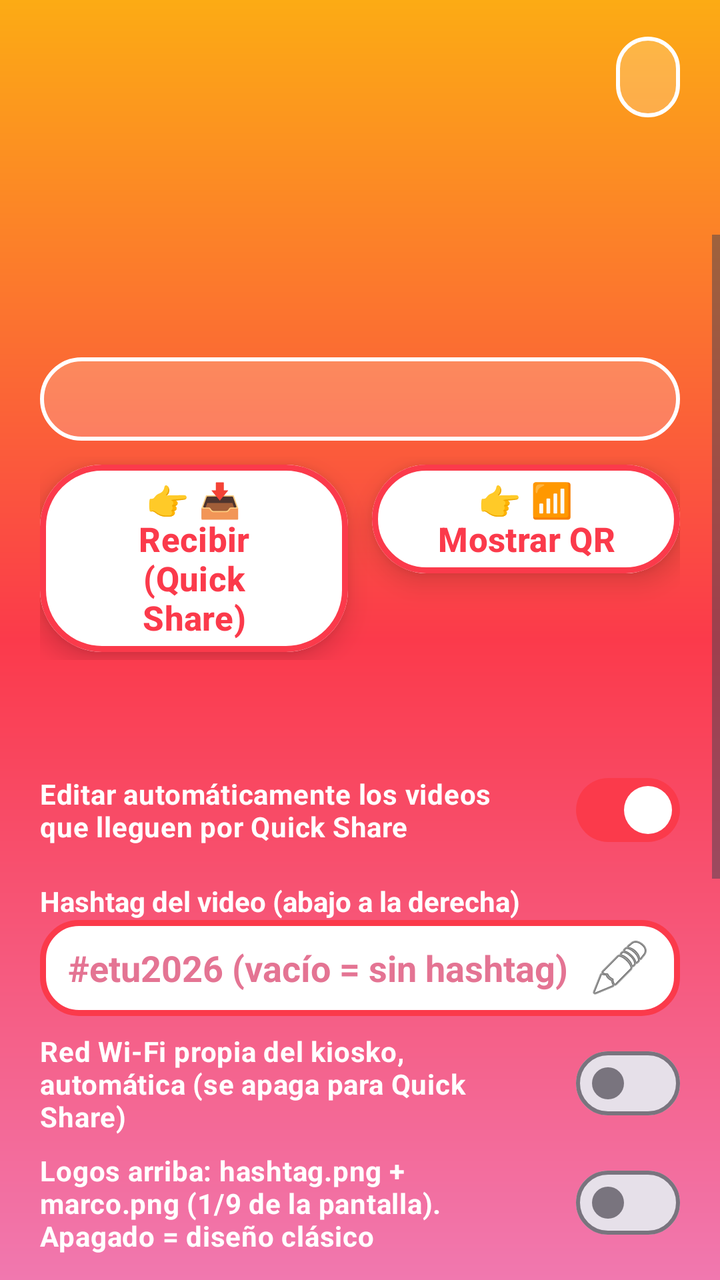
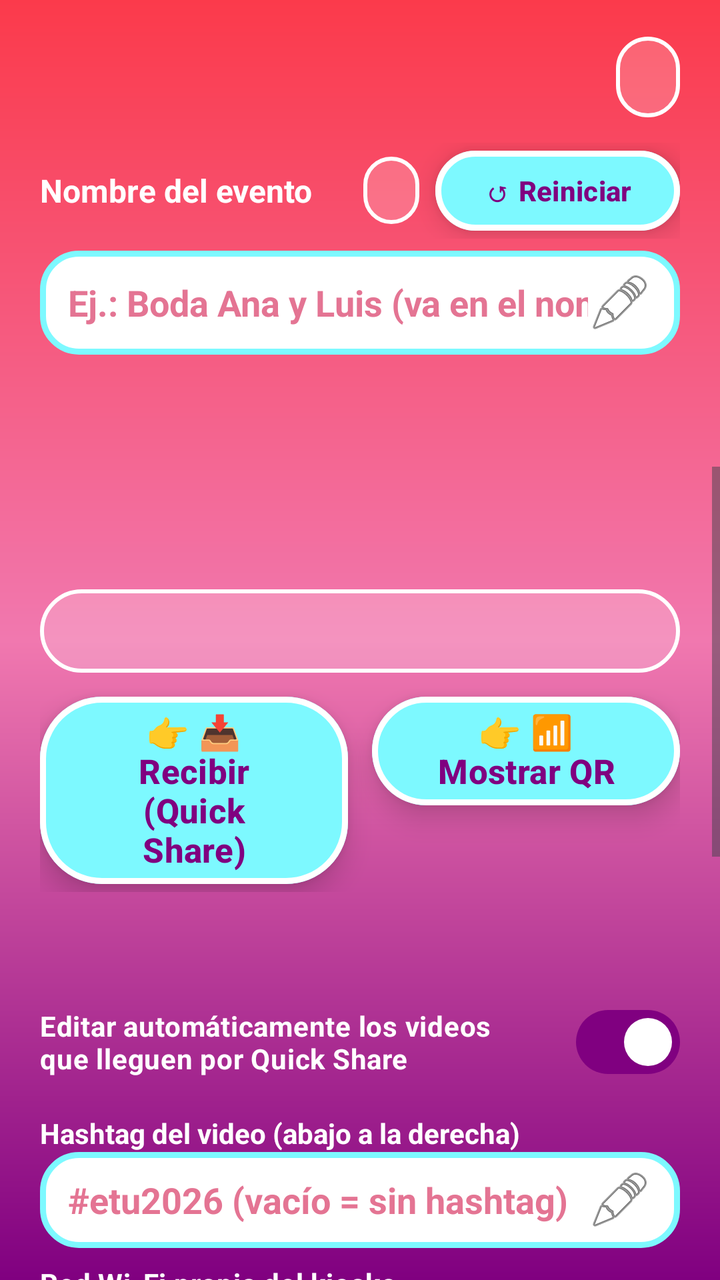

The first picture is an Android layout as it rendered before a commit; the second is the same layout after the commit. The layout source and the unified diff follow.
<!-- AndroidManifest.xml: application theme Theme.Kiosko -->
<!-- res/layout/activity_main.xml -->
<?xml version="1.0" encoding="utf-8"?>
<LinearLayout xmlns:android="http://schemas.android.com/apk/res/android"
    xmlns:app="http://schemas.android.com/apk/res-auto"
    android:layout_width="match_parent"
    android:layout_height="match_parent"
    android:background="@drawable/bg_screen"
    android:orientation="vertical">

    
    <LinearLayout
        android:layout_width="match_parent"
        android:layout_height="wrap_content"
        android:gravity="center_vertical"
        android:orientation="horizontal"
        android:paddingStart="20dp"
        android:paddingTop="16dp"
        android:paddingEnd="20dp">

        <TextView
            android:id="@+id/hashtag"
            android:layout_width="0dp"
            android:layout_height="wrap_content"
            android:layout_weight="1"
            android:rotation="-3"
            android:shadowColor="@color/coral"
            android:shadowDy="4"
            android:shadowRadius="1"
            android:textColor="@color/blanco"
            android:textSize="34sp"
            android:textStyle="bold" />

        <TextView
            android:id="@+id/counter"
            android:layout_width="wrap_content"
            android:layout_height="wrap_content"
            android:background="@drawable/bg_card"
            android:paddingStart="16dp"
            android:paddingTop="8dp"
            android:paddingEnd="16dp"
            android:paddingBottom="8dp"
            android:textColor="@color/blanco"
            android:textSize="18sp"
            android:textStyle="bold" />
    </LinearLayout>

    <com.google.android.material.tabs.TabLayout
        android:id="@+id/tabs"
        android:layout_width="match_parent"
        android:layout_height="wrap_content"
        android:layout_marginTop="8dp"
        android:background="@android:color/transparent"
        app:tabIndicatorColor="@color/blanco"
        app:tabIndicatorFullWidth="false"
        app:tabIndicatorHeight="4dp"
        app:tabSelectedTextColor="@color/blanco"
        app:tabTextColor="@color/blanco_suave" />

    <FrameLayout
        android:layout_width="match_parent"
        android:layout_height="0dp"
        android:layout_weight="1">

        
        <ScrollView
            android:id="@+id/livePanel"
            android:layout_width="match_parent"
            android:layout_height="match_parent"
            android:fillViewport="true">

            <LinearLayout
                android:layout_width="match_parent"
                android:layout_height="wrap_content"
                android:gravity="center_horizontal"
                android:orientation="vertical"
                android:padding="20dp">

                <TextView
                    android:id="@+id/status"
                    android:layout_width="match_parent"
                    android:layout_height="wrap_content"
                    android:gravity="center"
                    android:textColor="@color/blanco"
                    android:textSize="22sp"
                    android:textStyle="bold" />

                <ProgressBar
                    android:id="@+id/progress"
                    style="?android:attr/progressBarStyleHorizontal"
                    android:layout_width="match_parent"
                    android:layout_height="wrap_content"
                    android:layout_marginTop="12dp"
                    android:max="100"
                    android:progressBackgroundTint="@color/blanco_suave"
                    android:progressTint="@color/blanco"
                    android:visibility="gone" />

                <Button
                    android:id="@+id/notificationAccessButton"
                    style="@style/KioskButton"
                    android:layout_width="match_parent"
                    android:layout_height="wrap_content"
                    android:layout_marginTop="12dp"
                    android:text="@string/notification_access"
                    android:visibility="gone" />

                
                <TextView
                    android:id="@+id/modeText"
                    android:layout_width="match_parent"
                    android:layout_height="wrap_content"
                    android:layout_marginTop="12dp"
                    android:background="@drawable/bg_card"
                    android:gravity="center"
                    android:padding="10dp"
                    android:textColor="@color/blanco"
                    android:textSize="16sp"
                    android:textStyle="bold" />

                <LinearLayout
                    android:layout_width="match_parent"
                    android:layout_height="wrap_content"
                    android:layout_marginTop="8dp"
                    android:orientation="horizontal">

                    <Button
                        style="@style/KioskButton"
                        android:id="@+id/receiveButton"
                        android:layout_width="0dp"
                        android:layout_height="wrap_content"
                        android:layout_marginEnd="6dp"
                        android:layout_weight="1"
                        android:text="@string/receive_button" />

                    <Button
                        style="@style/KioskButton"
                        android:id="@+id/shareButton"
                        android:layout_width="0dp"
                        android:layout_height="wrap_content"
                        android:layout_marginStart="6dp"
                        android:layout_weight="1"
                        android:text="@string/share_button" />
                </LinearLayout>

                
                <LinearLayout
                    android:id="@+id/resultRow"
                    android:layout_width="match_parent"
                    android:layout_height="wrap_content"
                    android:layout_marginTop="20dp"
                    android:baselineAligned="false"
                    android:gravity="center"
                    android:orientation="horizontal"
                    android:visibility="gone">

                    <LinearLayout
                        android:layout_width="0dp"
                        android:layout_height="wrap_content"
                        android:layout_marginEnd="12dp"
                        android:layout_weight="1"
                        android:background="@drawable/bg_card"
                        android:gravity="center_horizontal"
                        android:orientation="vertical"
                        android:padding="8dp">

                        <ImageView
                            android:id="@+id/preview"
                            android:layout_width="match_parent"
                            android:layout_height="300dp"
                            android:contentDescription="@string/preview_description"
                            android:scaleType="fitCenter" />

                        <TextView
                            android:id="@+id/previewLabel"
                            android:layout_width="wrap_content"
                            android:layout_height="wrap_content"
                            android:layout_marginTop="6dp"
                            android:textColor="@color/blanco"
                            android:textSize="16sp"
                            android:textStyle="bold" />
                    </LinearLayout>

                    <LinearLayout
                        android:layout_width="wrap_content"
                        android:layout_height="wrap_content"
                        android:gravity="center_horizontal"
                        android:orientation="vertical">

                        
                        <ImageView
                            android:id="@+id/qr"
                            android:layout_width="180dp"
                            android:layout_height="180dp"
                            android:background="@drawable/bg_qr"
                            android:contentDescription="@string/qr_description"
                            android:padding="8dp"
                            android:scaleType="fitCenter" />

                        <TextView
                            android:layout_width="wrap_content"
                            android:layout_height="wrap_content"
                            android:layout_marginTop="8dp"
                            android:text="@string/scan_me"
                            android:textColor="@color/blanco"
                            android:textSize="16sp"
                            android:textStyle="bold" />
                    </LinearLayout>
                </LinearLayout>

                <CheckBox
                    android:id="@+id/authorizeCheck"
                    android:layout_width="match_parent"
                    android:layout_height="wrap_content"
                    android:layout_marginTop="14dp"
                    android:background="@drawable/bg_interactive"
                    android:buttonTint="@color/rojo"
                    android:elevation="6dp"
                    android:minHeight="60dp"
                    android:padding="10dp"
                    android:text="@string/authorize"
                    android:textColor="@color/rojo"
                    android:textSize="18sp"
                    android:textStyle="bold"
                    android:visibility="gone" />

                
                <LinearLayout
                    android:id="@+id/wifiRow"
                    android:layout_width="match_parent"
                    android:layout_height="wrap_content"
                    android:layout_marginTop="14dp"
                    android:background="@drawable/bg_card"
                    android:gravity="center_vertical"
                    android:orientation="horizontal"
                    android:padding="10dp"
                    android:visibility="gone">

                    <ImageView
                        android:id="@+id/wifiQr"
                        android:layout_width="130dp"
                        android:layout_height="130dp"
                        android:background="@drawable/bg_qr"
                        android:contentDescription="@string/wifi_qr_description"
                        android:padding="6dp"
                        android:scaleType="fitCenter" />

                    <TextView
                        android:id="@+id/wifiText"
                        android:layout_width="0dp"
                        android:layout_height="wrap_content"
                        android:layout_marginStart="12dp"
                        android:layout_weight="1"
                        android:textColor="@color/blanco"
                        android:textSize="15sp" />
                </LinearLayout>

                <TextView
                    android:id="@+id/url"
                    android:layout_width="wrap_content"
                    android:layout_height="wrap_content"
                    android:layout_marginTop="8dp"
                    android:textColor="@color/blanco_suave"
                    android:textIsSelectable="true"
                    android:textSize="14sp" />

                <com.google.android.material.materialswitch.MaterialSwitch
                    android:id="@+id/autoSwitch"
                    android:layout_width="match_parent"
                    android:layout_height="wrap_content"
                    android:layout_marginTop="24dp"
                    android:checked="true"
                    android:text="@string/auto_process"
                    android:textColor="@color/blanco"
                    android:textStyle="bold" />

                <TextView
                    android:layout_width="match_parent"
                    android:layout_height="wrap_content"
                    android:layout_marginTop="12dp"
                    android:text="@string/hashtag_label"
                    android:textColor="@color/blanco"
                    android:textStyle="bold" />

                <EditText
                    android:id="@+id/hashtagInput"
                    android:layout_width="match_parent"
                    android:layout_height="wrap_content"
                    android:background="@drawable/bg_interactive"
                    android:drawableEnd="@android:drawable/ic_menu_edit"
                    android:hint="@string/hashtag_hint"
                    android:importantForAutofill="no"
                    android:inputType="text"
                    android:maxLength="40"
                    android:minHeight="48dp"
                    android:paddingStart="14dp"
                    android:paddingEnd="14dp"
                    android:textColor="@color/rojo"
                    android:textColorHint="@color/rosa_viejo"
                    android:textStyle="bold" />

                <com.google.android.material.materialswitch.MaterialSwitch
                    android:id="@+id/ownNetworkSwitch"
                    android:layout_width="match_parent"
                    android:layout_height="wrap_content"
                    android:layout_marginTop="8dp"
                    android:text="@string/own_network"
                    android:textColor="@color/blanco"
                    android:textStyle="bold" />

                <com.google.android.material.materialswitch.MaterialSwitch
                    android:id="@+id/doubleLogoSwitch"
                    android:layout_width="match_parent"
                    android:layout_height="wrap_content"
                    android:layout_marginTop="8dp"
                    android:text="@string/double_logo"
                    android:textColor="@color/blanco"
                    android:textStyle="bold" />

                <TextView
                    android:id="@+id/doubleLogoWarning"
                    android:layout_width="match_parent"
                    android:layout_height="wrap_content"
                    android:text="@string/double_logo_missing"
                    android:textColor="@color/blanco"
                    android:visibility="gone" />

                <TextView
                    android:layout_width="match_parent"
                    android:layout_height="wrap_content"
                    android:layout_marginTop="16dp"
                    android:text="@string/speed_label"
                    android:textColor="@color/blanco"
                    android:textStyle="bold" />

                <Spinner
                    android:id="@+id/speedSpinner"
                    android:layout_width="match_parent"
                    android:layout_height="wrap_content"
                    android:background="@drawable/bg_interactive"
                    android:elevation="6dp"
                    android:minHeight="56dp"
                    android:paddingStart="8dp"
                    android:popupBackground="@color/blanco" />

                <TextView
                    android:layout_width="match_parent"
                    android:layout_height="wrap_content"
                    android:layout_marginTop="16dp"
                    android:text="@string/music_label"
                    android:textColor="@color/blanco"
                    android:textStyle="bold" />

                <Spinner
                    android:id="@+id/musicSpinner"
                    android:layout_width="match_parent"
                    android:layout_height="wrap_content"
                    android:background="@drawable/bg_interactive"
                    android:elevation="6dp"
                    android:minHeight="56dp"
                    android:paddingStart="8dp"
                    android:popupBackground="@color/blanco" />

                <TextView
                    android:id="@+id/musicWarning"
                    android:layout_width="match_parent"
                    android:layout_height="wrap_content"
                    android:text="@string/music_missing"
                    android:textColor="@color/blanco"
                    android:visibility="gone" />

                <Button
                    android:id="@+id/pickButton"
                    style="@style/KioskButton"
                    android:layout_width="match_parent"
                    android:layout_height="wrap_content"
                    android:layout_marginTop="16dp"
                    android:text="@string/pick_video" />

                <TextView
                    android:id="@+id/networkInfo"
                    android:layout_width="match_parent"
                    android:layout_height="wrap_content"
                    android:layout_marginTop="16dp"
                    android:textColor="@color/blanco_suave"
                    android:textSize="13sp" />

                <TextView
                    android:id="@+id/folderInfo"
                    android:layout_width="match_parent"
                    android:layout_height="wrap_content"
                    android:layout_marginTop="8dp"
                    android:textColor="@color/blanco_suave"
                    android:textSize="12sp" />
            </LinearLayout>
        </ScrollView>

        
        <LinearLayout
            android:id="@+id/historyPanel"
            android:layout_width="match_parent"
            android:layout_height="match_parent"
            android:orientation="vertical"
            android:paddingStart="12dp"
            android:paddingEnd="12dp"
            android:visibility="gone">

            <TextView
                android:id="@+id/historyCount"
                android:layout_width="match_parent"
                android:layout_height="wrap_content"
                android:padding="8dp"
                android:textColor="@color/blanco"
                android:textStyle="bold" />

            <TextView
                android:id="@+id/historyEmpty"
                android:layout_width="match_parent"
                android:layout_height="wrap_content"
                android:gravity="center"
                android:padding="32dp"
                android:text="@string/history_empty"
                android:textColor="@color/blanco"
                android:textSize="16sp"
                android:visibility="gone" />

            <androidx.recyclerview.widget.RecyclerView
                android:id="@+id/historyList"
                android:layout_width="match_parent"
                android:layout_height="0dp"
                android:layout_weight="1"
                android:clipToPadding="false"
                android:paddingBottom="16dp" />
        </LinearLayout>
    </FrameLayout>
</LinearLayout>
<!-- resources referenced by this layout -->
<resources>
  <color name="blanco">#FFFFFF</color>
  <color name="blanco_suave">#FFF3EA</color>
  <color name="coral">#F54945</color>
  <color name="rojo">#FB3A4B</color>
  <color name="rosa_viejo">#E47493</color>
  <!-- drawable bg_interactive (drawable) -->
  <?xml version="1.0" encoding="utf-8"?>
  <shape xmlns:android="http://schemas.android.com/apk/res/android">
      <solid android:color="@color/blanco" />
      <stroke android:width="3dp" android:color="@color/rojo" />
      <corners android:radius="18dp" />
  </shape>
  <!-- drawable bg_qr (drawable) -->
  <?xml version="1.0" encoding="utf-8"?>
  <shape xmlns:android="http://schemas.android.com/apk/res/android">
      <solid android:color="@color/blanco" />
      <stroke android:width="5dp" android:color="@color/coral" />
      <corners android:radius="22dp" />
  </shape>
  <!-- drawable bg_screen (drawable) -->
  <?xml version="1.0" encoding="utf-8"?>
  <shape xmlns:android="http://schemas.android.com/apk/res/android">
      <gradient
          android:angle="300"
          android:centerColor="@color/rojo"
          android:endColor="@color/rosa"
          android:startColor="@color/amarillo"
          android:type="linear" />
  </shape>
  <string name="authorize">Autorizo compartir mi video en redes sociales</string>
  <string name="auto_process">Editar automáticamente los videos que lleguen por Quick Share</string>
  <string name="double_logo">Logos arriba: hashtag.png + marco.png (1/9 de la pantalla). Apagado = diseño clásico</string>
  <string name="hashtag_hint">#etu2026 (vacío = sin hashtag)</string>
  <string name="hashtag_label">Hashtag del video (abajo a la derecha)</string>
  <string name="history_empty">Todavía no hay videos procesados.</string>
  <string name="music_label">Canción</string>
  <string name="notification_access">🔔 Activar recepción automática de Quick Share</string>
  <string name="own_network">Red Wi-Fi propia del kiosko, automática (se apaga para Quick Share)</string>
  <string name="pick_video">👉 🎞️ Elegir un video manualmente</string>
  <string name="preview_description">Vista previa del video a compartir</string>
  <string name="qr_description">Código QR para descargar el video</string>
  <string name="receive_button">👉 📥 Recibir (Quick Share)</string>
  <string name="scan_me">Escanéame 📲</string>
  <string name="share_button">👉 📶 Mostrar QR</string>
  <string name="speed_label">Efecto de velocidad</string>
  <string name="wifi_qr_description">QR para conectarse a la red Wi-Fi del kiosko</string>
  <style name="KioskButton" parent="Widget.Material3.Button">
          <item name="backgroundTint">@color/blanco</item>
          <item name="android:textColor">@color/rojo</item>
          <item name="android:textSize">17sp</item>
          <item name="android:textStyle">bold</item>
          <item name="android:textAllCaps">false</item>
          <item name="android:minHeight">62dp</item>
          <item name="strokeColor">@color/rojo</item>
          <item name="strokeWidth">3dp</item>
          <item name="cornerRadius">31dp</item>
          <item name="android:elevation">8dp</item>
          <item name="android:stateListAnimator">@null</item>
      </style>
  <style name="Theme.Kiosko" parent="Theme.Material3.Light.NoActionBar">
          <item name="colorPrimary">@color/rojo</item>
          <item name="colorOnPrimary">@color/blanco</item>
          <item name="colorSecondary">@color/amarillo</item>
          <item name="android:windowBackground">@drawable/bg_screen</item>
          <item name="android:statusBarColor">@color/naranja</item>
          <item name="android:navigationBarColor">@color/rosa</item>
      </style>
  <color name="fondo_tarjeta">#33FFFFFF</color>
  <color name="rosa">#F178AF</color>
  <color name="amarillo">#FCAB14</color>
  <color name="naranja">#F68425</color>
  <!-- unchanged entries left out for length: 3 -->
</resources>

<!-- the commit's change to res/layout/activity_main.xml (unified diff, before → after) -->
@@ -22,7 +22,7 @@
             android:layout_height="wrap_content"
             android:layout_weight="1"
             android:rotation="-3"
-            android:shadowColor="@color/coral"
+            android:shadowColor="@color/morado"
             android:shadowDy="4"
             android:shadowRadius="1"
             android:textColor="@color/blanco"
@@ -43,13 +43,76 @@
             android:textStyle="bold" />
     </LinearLayout>
 
+    
+    <LinearLayout
+        android:layout_width="match_parent"
+        android:layout_height="wrap_content"
+        android:gravity="center_vertical"
+        android:orientation="horizontal"
+        android:paddingStart="20dp"
+        android:paddingTop="10dp"
+        android:paddingEnd="20dp">
+
+        <TextView
+            android:layout_width="0dp"
+            android:layout_height="wrap_content"
+            android:layout_weight="1"
+            android:text="@string/event_label"
+            android:textColor="@color/blanco"
+            android:textSize="16sp"
+            android:textStyle="bold" />
+
+        <TextView
+            android:id="@+id/eventCounter"
+            android:layout_width="wrap_content"
+            android:layout_height="wrap_content"
+            android:layout_marginEnd="8dp"
+            android:background="@drawable/bg_card"
+            android:paddingStart="14dp"
+            android:paddingTop="6dp"
+            android:paddingEnd="14dp"
+            android:paddingBottom="6dp"
+            android:textColor="@color/blanco"
+            android:textSize="16sp"
+            android:textStyle="bold" />
+
+        <Button
+            android:id="@+id/resetEventButton"
+            style="@style/KioskButton"
+            android:layout_width="wrap_content"
+            android:layout_height="wrap_content"
+            android:minHeight="48dp"
+            android:text="@string/event_reset"
+            android:textSize="14sp" />
+    </LinearLayout>
+
+    <EditText
+        android:id="@+id/eventNameInput"
+        android:layout_width="match_parent"
+        android:layout_height="wrap_content"
+        android:layout_marginStart="20dp"
+        android:layout_marginTop="6dp"
+        android:layout_marginEnd="20dp"
+        android:background="@drawable/bg_interactive"
+        android:drawableEnd="@android:drawable/ic_menu_edit"
+        android:hint="@string/event_hint"
+        android:importantForAutofill="no"
+        android:inputType="textCapWords"
+        android:maxLength="40"
+        android:minHeight="52dp"
+        android:paddingStart="14dp"
+        android:paddingEnd="14dp"
+        android:textColor="@color/morado"
+        android:textColorHint="@color/rosa_viejo"
+        android:textStyle="bold" />
+
     <com.google.android.material.tabs.TabLayout
         android:id="@+id/tabs"
         android:layout_width="match_parent"
         android:layout_height="wrap_content"
         android:layout_marginTop="8dp"
         android:background="@android:color/transparent"
-        app:tabIndicatorColor="@color/blanco"
+        app:tabIndicatorColor="@color/azul_electrico"
         app:tabIndicatorFullWidth="false"
         app:tabIndicatorHeight="4dp"
         app:tabSelectedTextColor="@color/blanco"
@@ -91,7 +154,7 @@
                     android:layout_marginTop="12dp"
                     android:max="100"
                     android:progressBackgroundTint="@color/blanco_suave"
-                    android:progressTint="@color/blanco"
+                    android:progressTint="@color/azul_electrico"
                     android:visibility="gone" />
 
                 <Button
@@ -115,6 +178,37 @@
                     android:textColor="@color/blanco"
                     android:textSize="16sp"
                     android:textStyle="bold" />
+
+                
+                <LinearLayout
+                    android:id="@+id/wifiRow"
+                    android:layout_width="match_parent"
+                    android:layout_height="wrap_content"
+                    android:layout_marginTop="14dp"
+                    android:background="@drawable/bg_card"
+                    android:gravity="center_vertical"
+                    android:orientation="horizontal"
+                    android:padding="10dp"
+                    android:visibility="gone">
+
+                    <ImageView
+                        android:id="@+id/wifiQr"
+                        android:layout_width="130dp"
+                        android:layout_height="130dp"
+                        android:background="@drawable/bg_qr"
+                        android:contentDescription="@string/wifi_qr_description"
+                        android:padding="6dp"
+                        android:scaleType="fitCenter" />
+
+                    <TextView
+                        android:id="@+id/wifiText"
+                        android:layout_width="0dp"
+                        android:layout_height="wrap_content"
+                        android:layout_marginStart="12dp"
+                        android:layout_weight="1"
+                        android:textColor="@color/blanco"
+                        android:textSize="15sp" />
+                </LinearLayout>
 
                 <LinearLayout
                     android:layout_width="match_parent"
@@ -212,46 +306,16 @@
                     android:layout_height="wrap_content"
                     android:layout_marginTop="14dp"
                     android:background="@drawable/bg_interactive"
-                    android:buttonTint="@color/rojo"
+                    android:buttonTint="@color/morado"
                     android:elevation="6dp"
                     android:minHeight="60dp"
                     android:padding="10dp"
                     android:text="@string/authorize"
-                    android:textColor="@color/rojo"
+                    android:textColor="@color/morado"
                     android:textSize="18sp"
                     android:textStyle="bold"
                     android:visibility="gone" />
 
-                
-                <LinearLayout
-                    android:id="@+id/wifiRow"
-                    android:layout_width="match_parent"
-                    android:layout_height="wrap_content"
-                    android:layout_marginTop="14dp"
-                    android:background="@drawable/bg_card"
-                    android:gravity="center_vertical"
-                    android:orientation="horizontal"
-                    android:padding="10dp"
-                    android:visibility="gone">
-
-                    <ImageView
-                        android:id="@+id/wifiQr"
-                        android:layout_width="130dp"
-                        android:layout_height="130dp"
-                        android:background="@drawable/bg_qr"
-                        android:contentDescription="@string/wifi_qr_description"
-                        android:padding="6dp"
-                        android:scaleType="fitCenter" />
-
-                    <TextView
-                        android:id="@+id/wifiText"
-                        android:layout_width="0dp"
-                        android:layout_height="wrap_content"
-                        android:layout_marginStart="12dp"
-                        android:layout_weight="1"
-                        android:textColor="@color/blanco"
-                        android:textSize="15sp" />
-                </LinearLayout>
 
                 <TextView
                     android:id="@+id/url"
@@ -293,7 +357,7 @@
                     android:minHeight="48dp"
                     android:paddingStart="14dp"
                     android:paddingEnd="14dp"
-                    android:textColor="@color/rojo"
+                    android:textColor="@color/morado"
                     android:textColorHint="@color/rosa_viejo"
                     android:textStyle="bold" />
 
<!-- resource entries referenced after the edit -->
@@ -1,22 +1,23 @@
 <!-- resources referenced by this layout -->
 <resources>
+  <color name="azul_electrico">#7DF9FF</color>
   <color name="blanco">#FFFFFF</color>
-  <color name="blanco_suave">#FFF3EA</color>
-  <color name="coral">#F54945</color>
+  <color name="blanco_suave">#FFF3F8</color>
+  <color name="morado">#800080</color>
   <color name="rojo">#FB3A4B</color>
   <color name="rosa_viejo">#E47493</color>
   <!-- drawable bg_interactive (drawable) -->
   <?xml version="1.0" encoding="utf-8"?>
   <shape xmlns:android="http://schemas.android.com/apk/res/android">
       <solid android:color="@color/blanco" />
-      <stroke android:width="3dp" android:color="@color/rojo" />
+      <stroke android:width="3dp" android:color="@color/azul_electrico" />
       <corners android:radius="18dp" />
   </shape>
   <!-- drawable bg_qr (drawable) -->
   <?xml version="1.0" encoding="utf-8"?>
   <shape xmlns:android="http://schemas.android.com/apk/res/android">
       <solid android:color="@color/blanco" />
-      <stroke android:width="5dp" android:color="@color/coral" />
+      <stroke android:width="5dp" android:color="@color/azul_electrico" />
       <corners android:radius="22dp" />
   </shape>
   <!-- drawable bg_screen (drawable) -->
@@ -24,14 +25,17 @@
   <shape xmlns:android="http://schemas.android.com/apk/res/android">
       <gradient
           android:angle="300"
-          android:centerColor="@color/rojo"
-          android:endColor="@color/rosa"
-          android:startColor="@color/amarillo"
+          android:centerColor="@color/rosa"
+          android:endColor="@color/morado"
+          android:startColor="@color/rojo"
           android:type="linear" />
   </shape>
   <string name="authorize">Autorizo compartir mi video en redes sociales</string>
   <string name="auto_process">Editar automáticamente los videos que lleguen por Quick Share</string>
   <string name="double_logo">Logos arriba: hashtag.png + marco.png (1/9 de la pantalla). Apagado = diseño clásico</string>
+  <string name="event_hint">Ej.: Boda Ana y Luis (va en el nombre del video)</string>
+  <string name="event_label">Nombre del evento</string>
+  <string name="event_reset">↺ Reiniciar</string>
   <string name="hashtag_hint">#etu2026 (vacío = sin hashtag)</string>
   <string name="hashtag_label">Hashtag del video (abajo a la derecha)</string>
   <string name="history_empty">Todavía no hay videos procesados.</string>
@@ -47,30 +51,28 @@
   <string name="speed_label">Efecto de velocidad</string>
   <string name="wifi_qr_description">QR para conectarse a la red Wi-Fi del kiosko</string>
   <style name="KioskButton" parent="Widget.Material3.Button">
-          <item name="backgroundTint">@color/blanco</item>
-          <item name="android:textColor">@color/rojo</item>
+          <item name="backgroundTint">@color/azul_electrico</item>
+          <item name="android:textColor">@color/morado</item>
           <item name="android:textSize">17sp</item>
           <item name="android:textStyle">bold</item>
           <item name="android:textAllCaps">false</item>
           <item name="android:minHeight">62dp</item>
-          <item name="strokeColor">@color/rojo</item>
+          <item name="strokeColor">@color/blanco</item>
           <item name="strokeWidth">3dp</item>
           <item name="cornerRadius">31dp</item>
           <item name="android:elevation">8dp</item>
           <item name="android:stateListAnimator">@null</item>
       </style>
   <style name="Theme.Kiosko" parent="Theme.Material3.Light.NoActionBar">
-          <item name="colorPrimary">@color/rojo</item>
+          <item name="colorPrimary">@color/morado</item>
           <item name="colorOnPrimary">@color/blanco</item>
-          <item name="colorSecondary">@color/amarillo</item>
+          <item name="colorSecondary">@color/azul_electrico</item>
           <item name="android:windowBackground">@drawable/bg_screen</item>
-          <item name="android:statusBarColor">@color/naranja</item>
-          <item name="android:navigationBarColor">@color/rosa</item>
+          <item name="android:statusBarColor">@color/rojo</item>
+          <item name="android:navigationBarColor">@color/morado</item>
       </style>
   <color name="fondo_tarjeta">#33FFFFFF</color>
   <color name="rosa">#F178AF</color>
-  <color name="amarillo">#FCAB14</color>
-  <color name="naranja">#F68425</color>
   <!-- unchanged entries left out for length: 3 -->
 </resources>
 
